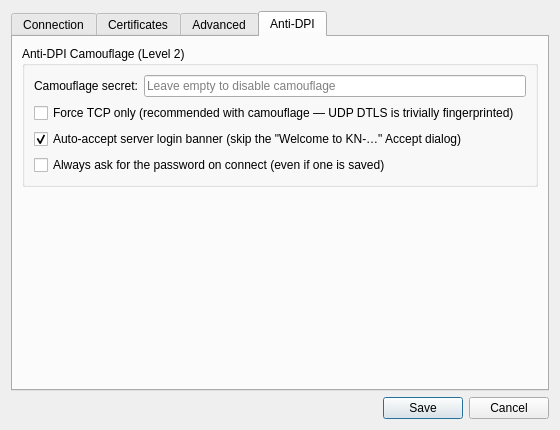
The window that src/dialog/editdialog.ui (truvvor/openconnect-gui) describes before a commit, drawn with Qt 5.
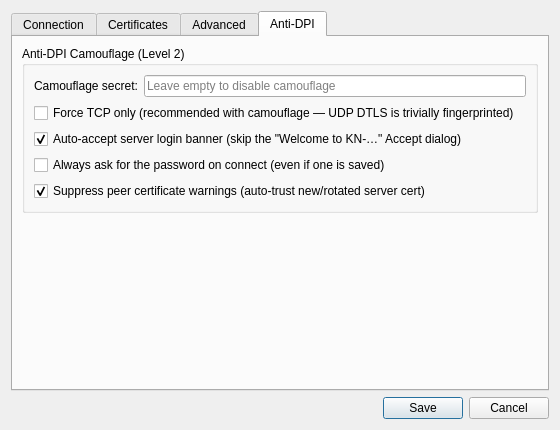
The same window after the commit. The open tabs and pages were chosen to show the change. Icons and pictures are not drawn.

Commit message: gpo/no-default-route/save-password defaults + suppress cert-changed popup

```diff
--- a/src/dialog/editdialog.ui
+++ b/src/dialog/editdialog.ui
@@ -717,6 +717,19 @@
             </property>
            </widget>
           </item>
+          <item row="4" column="0" colspan="2">
+           <widget class="QCheckBox" name="suppressCertChangeBox">
+            <property name="text">
+             <string>Suppress peer certificate warnings (auto-trust new/rotated server cert)</string>
+            </property>
+            <property name="toolTip">
+             <string>When the server rotates its TLS certificate (e.g. every 60 days for Let's Encrypt), openconnect-gui normally pops a "peer key has changed" dialog. With this option the new fingerprint is logged and silently accepted. Recommended when a CA file is configured — validity is already checked by libopenconnect via the CA chain. Default: on.</string>
+            </property>
+            <property name="checked">
+             <bool>true</bool>
+            </property>
+           </widget>
+          </item>
          </layout>
         </widget>
        </item>
```
Left out of the diff: 1 changed line with no effect on the pictures. The commit also changes 63 other files.
